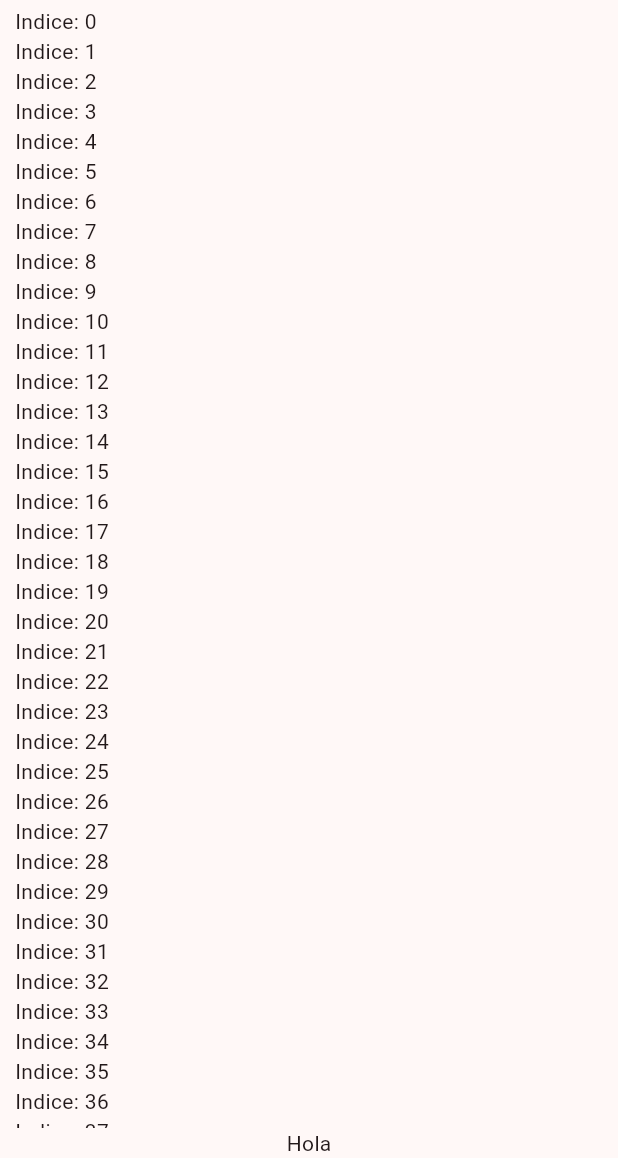
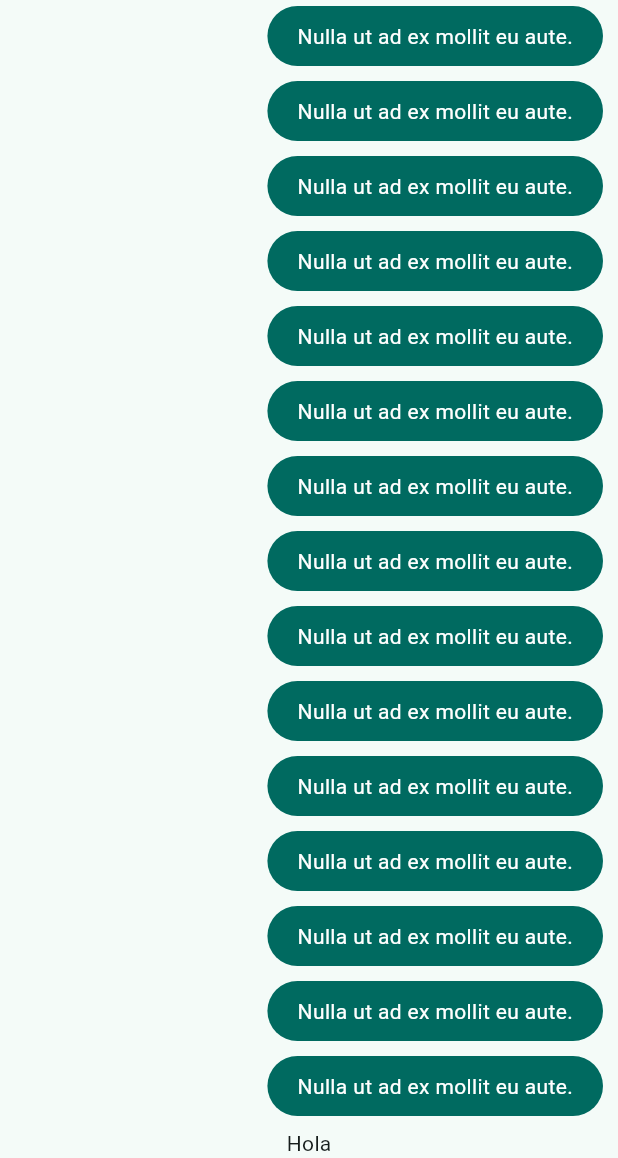
Before and after one commit to CesarLuna2001/chat_app, a Flutter app: the screen it shows after launch, on a phone screen of 412 x 824 dp, the part 78-1236 px from its top. Run offline on Flutter 3.47's test engine with Material 3 defaults, Android fonts, the phone set to English and light mode, and no system bars; network calls fail.

Commit message:
MyMessageBubble

```diff
--- a/lib/main.dart
+++ b/lib/main.dart
@@ -1,5 +1,5 @@
 import 'package:chat_app/config/theme/app_theme.dart';
-import 'package:chat_app/presentation/chat/chat_screen.dart';
+import 'package:chat_app/presentation/screens/chat/chat_screen.dart';
 import 'package:flutter/material.dart';
 
 void main() => runApp(const MyApp());
@@ -12,7 +12,7 @@ class MyApp extends StatelessWidget {
     return MaterialApp(
       title: 'Yes No App',
       debugShowCheckedModeBanner: false,
-      theme: AppTheme(selectedColor: 6).theme(),
+      theme: AppTheme(selectedColor: 2).theme(),
       home: const ChatScreen(),
     );
   }
--- a/lib/presentation/chat/chat_screen.dart
+++ b/lib/presentation/screens/chat/chat_screen.dart
@@ -1,3 +1,4 @@
+import 'package:chat_app/presentation/widgets/chat/my_message_bubble.dart';
 import 'package:flutter/material.dart';
 
 class ChatScreen extends StatelessWidget {
@@ -34,7 +35,7 @@ class _ChatView extends StatelessWidget {
               ListView.builder(
                 itemCount: 100,
                 itemBuilder: (context, index) {
-                return Text('Indice: $index');
+                return const MyMessageBubble();
                 },
 
               )
--- /dev/null
+++ b/lib/presentation/widgets/chat/my_message_bubble.dart
@@ -0,0 +1,28 @@
+import 'package:flutter/material.dart';
+
+class MyMessageBubble extends StatelessWidget {
+  const MyMessageBubble({super.key});
+
+  @override
+  Widget build(BuildContext context) {
+
+    final colors = Theme.of(context).colorScheme;
+
+    return Column(
+      crossAxisAlignment: CrossAxisAlignment.end,
+      children: [
+        Container(
+          decoration: BoxDecoration(
+            color: colors.primary,
+            borderRadius: BorderRadius.circular(20)
+          ),
+          child: Padding(
+            padding: const EdgeInsets.symmetric(horizontal: 20, vertical: 10),
+            child: Text('Nulla ut ad ex mollit eu aute.', style: TextStyle(color: Colors.white),),
+          ),
+        ),
+        const SizedBox(height: 10),
+      ],
+    );
+  }
+}
```
